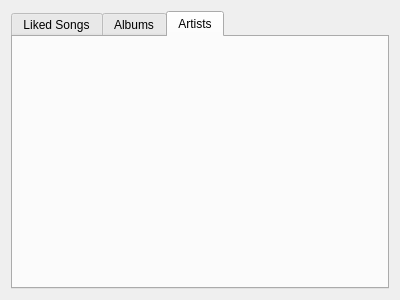
Above: widgets/librarybrowserwidget.ui from MSaldana362/spotify-data-viewer before the change. Below: the same form after it.
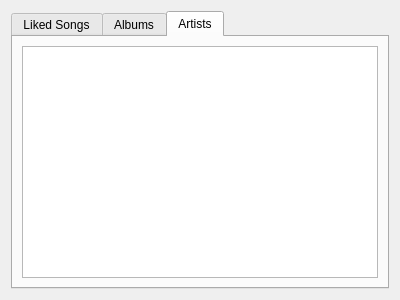
That is the form after the change. The open tabs and pages were chosen to show the change.

Commit message: library artists

The edit to the form file:
```diff
--- a/widgets/librarybrowserwidget.ui
+++ b/widgets/librarybrowserwidget.ui
@@ -43,6 +43,11 @@
       <attribute name="title">
        <string>Artists</string>
       </attribute>
+      <layout class="QGridLayout" name="gridLayout_4">
+       <item row="0" column="0">
+        <widget class="QTableView" name="tableArtists"/>
+       </item>
+      </layout>
      </widget>
     </widget>
    </item>
```
Left out of the diff: 2 changed lines with no effect on the pictures. The commit also changes 5 other files.
